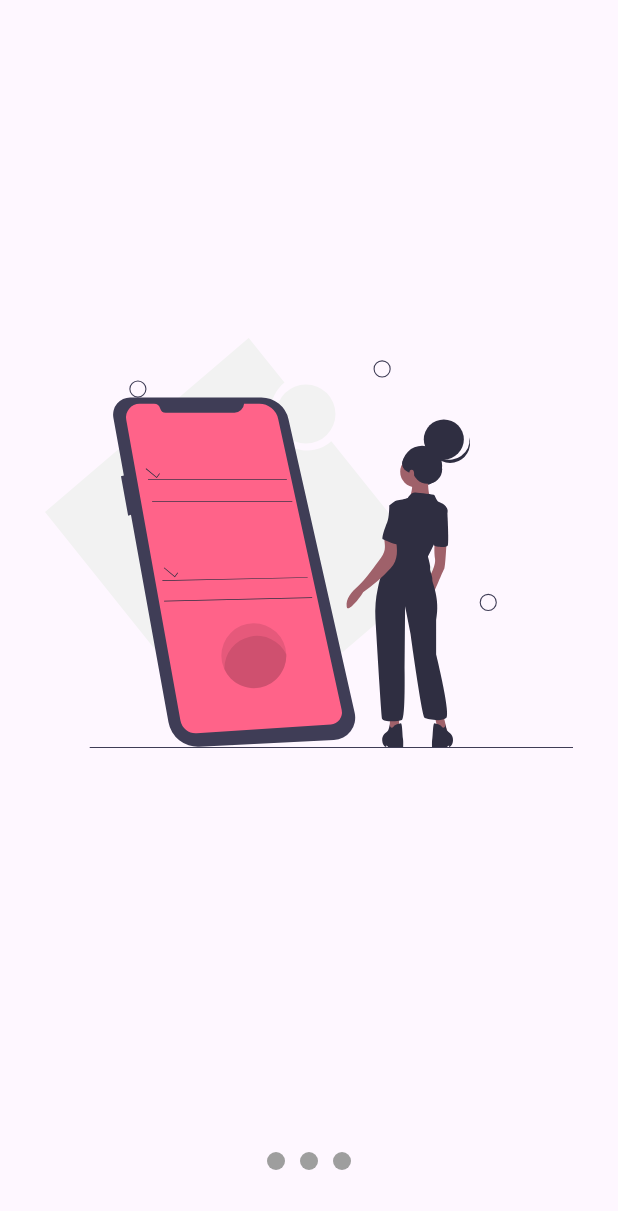
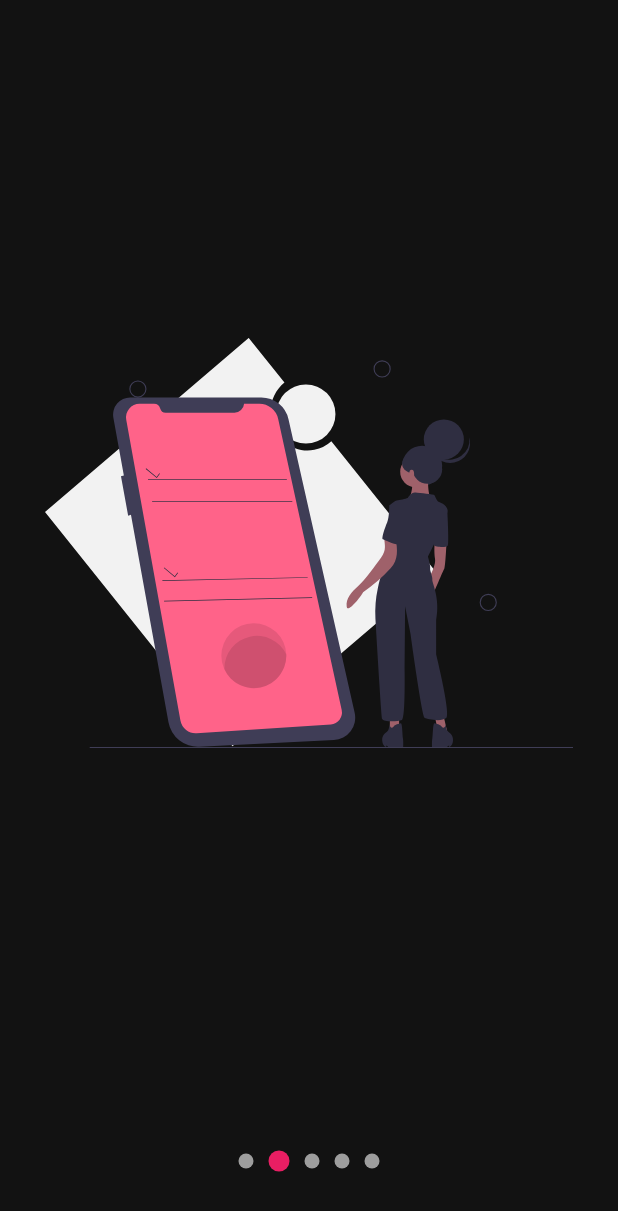
Before and after one commit to sergioIbz/slideshow, a Flutter app: the screen it shows after launch, swiped to page 2, on a phone screen of 412 x 824 dp. Shown: the top 1211 px of the screen. Run offline on Flutter 3.47's test engine with Material 3 defaults, Android fonts, the phone set to English and light mode, and no system bars; our stand-ins replace flutter_svg.

Commit message:
implemetacion final

```diff
--- a/lib/main.dart
+++ b/lib/main.dart
@@ -1,5 +1,6 @@
 import 'package:flutter/material.dart';
-import 'package:slideshow/pages/slideshow_page.dart';
+import 'package:slideshow/pages/home.dart';
+//import 'package:slideshow/pages/slideshow_page.dart';
 
 void main() => runApp(const MyApp());
 
@@ -10,7 +11,7 @@ class MyApp extends StatelessWidget {
   Widget build(BuildContext context) {
     return const MaterialApp(
       title: 'SlideShow',
-      home: SlideShowPage(),
+      home: Home(),
     );
   }
 }
--- /dev/null
+++ b/lib/models/slider_moder.dart
@@ -0,0 +1,13 @@
+import 'package:flutter/material.dart';
+
+class SliderModel with ChangeNotifier {
+
+  double _currentPage = 0;
+  double get currentPage => _currentPage;
+
+  set currentPage(double currentPage) {
+    _currentPage = currentPage;
+    notifyListeners();
+  }
+
+}
--- /dev/null
+++ b/lib/pages/home.dart
@@ -0,0 +1,23 @@
+import 'package:flutter/material.dart';
+import 'package:flutter_svg/svg.dart';
+import 'package:slideshow/widgets/slideshow.dart';
+
+class Home extends StatelessWidget {
+  const Home({super.key});
+
+  @override
+  Widget build(BuildContext context) {
+    return Scaffold(
+      backgroundColor: const Color(0xff121212),
+      body: Slideshow(
+        children: [
+          SvgPicture.asset('assets/svgs/slide-1.svg'),
+          SvgPicture.asset('assets/svgs/slide-2.svg'),
+          SvgPicture.asset('assets/svgs/slide-3.svg'),
+          SvgPicture.asset('assets/svgs/slide-4.svg'),
+          SvgPicture.asset('assets/svgs/slide-5.svg'),
+        ],
+      ),
+    );
+  }
+}
--- a/lib/pages/slideshow_page.dart
+++ b/lib/pages/slideshow_page.dart
@@ -1,13 +1,17 @@
 import 'package:flutter/material.dart';
 
 import 'package:flutter_svg/svg.dart';
+import 'package:provider/provider.dart';
+import 'package:slideshow/models/slider_moder.dart';
 
 class SlideShowPage extends StatelessWidget {
   const SlideShowPage({super.key});
 
   @override
   Widget build(BuildContext context) {
-    return const Scaffold(
+    return ChangeNotifierProvider(
+      create: (_) => SliderModel(),
+      child: const Scaffold(
         body: Center(
           child: Column(
             children: [
@@ -16,6 +20,7 @@ class SlideShowPage extends StatelessWidget {
               ),
               _Dots(),
             ],
+          ),
         ),
       ),
     );
@@ -34,9 +39,9 @@ class _Dots extends StatelessWidget {
       child: Row(
         mainAxisAlignment: MainAxisAlignment.center,
         children: [
+          _Dot(0),
           _Dot(1),
           _Dot(2),
-          _Dot(3),
         ],
       ),
     );
@@ -49,14 +54,19 @@ class _Dot extends StatelessWidget {
 
   @override
   Widget build(BuildContext context) {
-    return Container(
-      height: 12,
-      width: 12,
+    final int provider = Provider.of<SliderModel>(context).currentPage.round();
+    final double size = (provider != index) ? 10 : 14;
+    return AnimatedContainer(
+      duration: const Duration(
+        milliseconds: 200,
+      ),
+      height: size,
+      width: size,
       margin: const EdgeInsets.symmetric(
         horizontal: 5,
       ),
-      decoration: const BoxDecoration(
-        color: Colors.grey,
+      decoration: BoxDecoration(
+        color: (provider != index) ? Colors.grey : Colors.pink,
         shape: BoxShape.circle,
       ),
     );
@@ -76,7 +86,10 @@ class _SlidesState extends State<_Slides> {
   @override
   void initState() {
     controller = PageController();
-    controller.addListener(() {});
+    controller.addListener(() {
+      Provider.of<SliderModel>(context, listen: false).currentPage =
+          controller.page!;
+    });
     super.initState();
   }
 
@@ -89,6 +102,7 @@ class _SlidesState extends State<_Slides> {
   @override
   Widget build(BuildContext context) {
     return PageView(
+      controller: controller,
       children: const <_Slide>[
         _Slide('assets/svgs/slide-1.svg'),
         _Slide('assets/svgs/slide-2.svg'),
--- /dev/null
+++ b/lib/widgets/slideshow.dart
@@ -0,0 +1,147 @@
+import 'package:flutter/material.dart';
+
+import 'package:provider/provider.dart';
+
+import '../models/slider_moder.dart';
+import 'package:vector_math/vector_math_64.dart' as vector;
+class Slideshow extends StatelessWidget {
+  final List<Widget> children;
+  const Slideshow({
+    required this.children,
+    super.key,
+  });
+
+  @override
+  Widget build(BuildContext context) {
+    return ChangeNotifierProvider(
+      create: (context) => SliderModel(),
+      child: Center(
+        child: Column(
+          children: [
+            Expanded(
+              child: _Slides(children),
+            ),
+            _Dots(children.length),
+          ],
+        ),
+      ),
+    );
+  }
+}
+
+class _Slides extends StatefulWidget {
+  final List<Widget> widgets;
+  const _Slides(this.widgets);
+
+  @override
+  State<_Slides> createState() => _SlidesState();
+}
+
+class _SlidesState extends State<_Slides> {
+  late PageController controller;
+  double page = 0.0;
+
+  @override
+  void initState() {
+    controller = PageController();
+    controller.addListener(() {
+
+      Provider.of<SliderModel>(context, listen: false).currentPage =
+          controller.page!;
+          setState(() {
+      page = controller.page ?? 0;
+    });
+    });
+    super.initState();
+  }
+
+  @override
+  void dispose() {
+    controller.dispose();
+    super.dispose();
+  }
+
+  @override
+  Widget build(BuildContext context) {
+    return PageView.builder(
+      controller: controller,
+      itemCount: widget.widgets.length,
+      itemBuilder: (BuildContext context, int index) {
+        double porcentaje = (page - index).abs();
+          final double cub = (index < page) ? 1 : -1;
+        return Transform(
+            alignment:
+                (cub == -1) ? Alignment.centerLeft : Alignment.centerRight,
+            transform: Matrix4.identity()
+              ..setEntry(3, 2, 0.001)
+              ..rotateY(
+                vector.radians(90 * cub) * porcentaje,
+              ),
+            child: _Slide(widget.widgets[index]),
+          );
+      },
+    );
+  }
+}
+//_Slide(widget.widgets[index])
+
+class _Slide extends StatelessWidget {
+  final Widget svg;
+  const _Slide(this.svg);
+
+  @override
+  Widget build(BuildContext context) {
+    return Container(
+      width: double.infinity,
+      height: double.infinity,
+      margin: const EdgeInsets.all(30),
+      child: svg,
+    );
+  }
+}
+
+class _Dots extends StatelessWidget {
+  final int quantity;
+  const _Dots(this.quantity);
+
+  @override
+  Widget build(BuildContext context) {
+    return SizedBox(
+      width: double.infinity,
+      height: 100,
+      //color: Colors.pink,
+      child: Row(
+        mainAxisAlignment: MainAxisAlignment.center,
+        children: List.generate(
+          quantity,
+          (index) => _Dot(index),
+        ),
+      ),
+    );
+  }
+}
+
+class _Dot extends StatelessWidget {
+  final int index;
+  const _Dot(this.index);
+
+  @override
+  Widget build(BuildContext context) {
+    final int provider = Provider.of<SliderModel>(context).currentPage.round();
+    final double size = (provider != index) ? 10 : 14;
+    return AnimatedContainer(
+      duration: const Duration(
+        milliseconds: 200,
+      ),
+      height: size,
+      width: size,
+      margin: const EdgeInsets.symmetric(
+        horizontal: 5,
+      ),
+      decoration: BoxDecoration(
+        color: (provider != index) ? Colors.grey : Colors.pink,
+        shape: BoxShape.circle,
+      ),
+    );
+  }
+}
```
Lines whose indentation alone changed are shown as unchanged.
